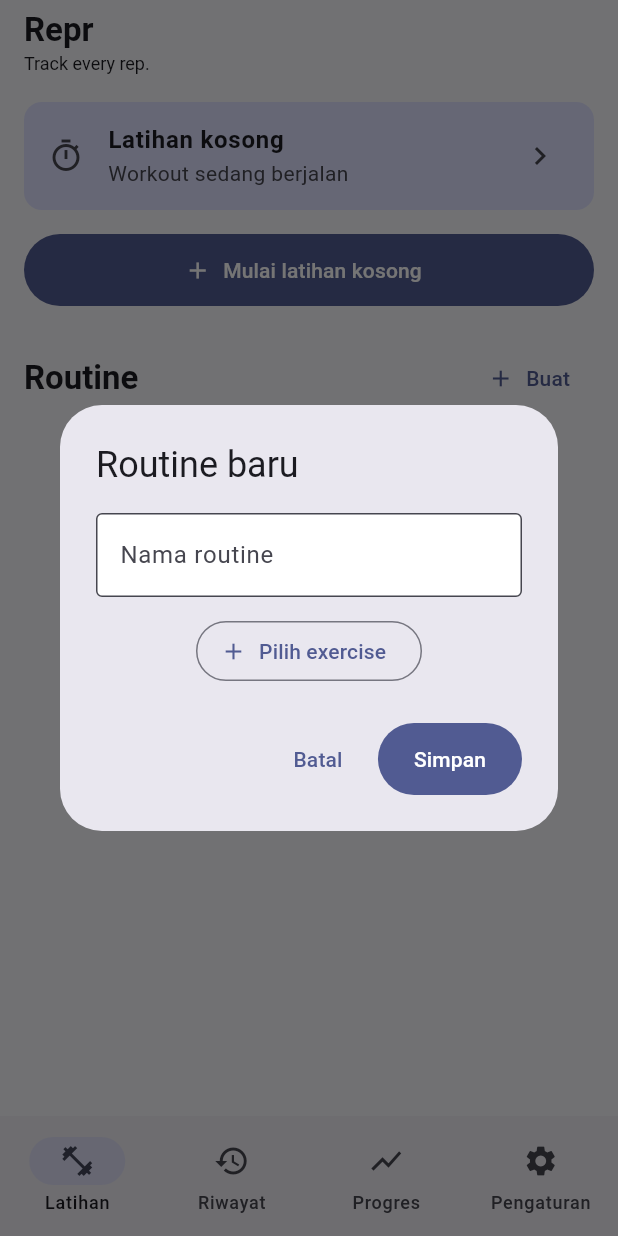
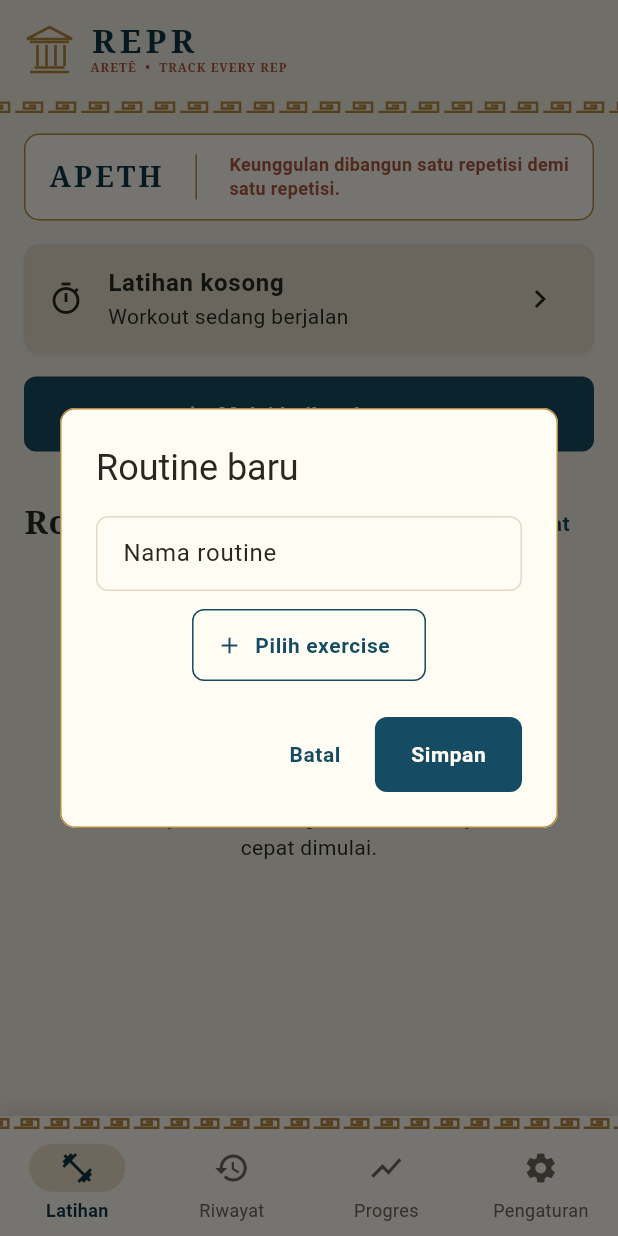
Before and after one commit to demmagence/repr, a Flutter app: the screen it shows after launch, after a tap on "Mulai latihan kosong", after a tap on "Buat", on a phone screen of 412 x 824 dp. Run offline on Flutter 3.47's test engine with Material 3 defaults, Android fonts, the phone set to English and light mode, and no system bars; our stand-ins replace drift, drift_flutter, file_picker, fl_chart, flutter_local_notifications, flutter_riverpod and 2 more; accounts and stored records are empty; generated files the repository leaves out were written again.

Commit message:
feat: add Greek-inspired visual theme

```diff
--- a/lib/app.dart
+++ b/lib/app.dart
@@ -2,6 +2,7 @@ import 'package:flutter/material.dart';
 import 'package:flutter_riverpod/flutter_riverpod.dart';
 import 'package:go_router/go_router.dart';
 
+import 'core/greek_theme.dart';
 import 'core/notification_service.dart';
 import 'data/database.dart';
 import 'features/screens.dart';
@@ -83,33 +84,11 @@ class ReprApp extends ConsumerWidget {
   const ReprApp({super.key});
   @override
   Widget build(BuildContext context, WidgetRef ref) {
-    final colorScheme = ColorScheme.fromSeed(
-      seedColor: const Color(0xFF3F51B5),
-      brightness: Brightness.light,
-      surface: const Color(0xFFF7F7FA),
-    );
     return MaterialApp.router(
       title: 'Repr',
       debugShowCheckedModeBanner: false,
       routerConfig: ref.watch(routerProvider),
-      theme: ThemeData(
-        useMaterial3: true,
-        colorScheme: colorScheme,
-        scaffoldBackgroundColor: const Color(0xFFF7F7FA),
-        inputDecorationTheme: const InputDecorationTheme(
-          filled: true,
-          fillColor: Colors.white,
-          border: OutlineInputBorder(),
-        ),
-        cardTheme: const CardThemeData(
-          elevation: 0,
-          color: Colors.white,
-          margin: EdgeInsets.zero,
-        ),
-        filledButtonTheme: FilledButtonThemeData(
-          style: FilledButton.styleFrom(minimumSize: const Size(48, 48)),
-        ),
-      ),
+      theme: buildGreekTheme(),
     );
   }
 }
@@ -120,19 +99,48 @@ class AppShell extends StatelessWidget {
   @override
   Widget build(BuildContext context) => Scaffold(
     body: shell,
-    bottomNavigationBar: NavigationBar(
+    bottomNavigationBar: DecoratedBox(
+      decoration: const BoxDecoration(
+        color: GreekPalette.ivory,
+        boxShadow: [
+          BoxShadow(
+            color: Color(0x24272821),
+            blurRadius: 12,
+            offset: Offset(0, -2),
+          ),
+        ],
+      ),
+      child: Column(
+        mainAxisSize: MainAxisSize.min,
+        children: [
+          const GreekKeyBorder(height: 10),
+          NavigationBar(
             selectedIndex: shell.currentIndex,
-      onDestinationSelected: (index) =>
-          shell.goBranch(index, initialLocation: index == shell.currentIndex),
+            onDestinationSelected: (index) => shell.goBranch(
+              index,
+              initialLocation: index == shell.currentIndex,
+            ),
             destinations: const [
               NavigationDestination(
                 icon: Icon(Icons.fitness_center),
                 label: 'Latihan',
               ),
-        NavigationDestination(icon: Icon(Icons.history), label: 'Riwayat'),
-        NavigationDestination(icon: Icon(Icons.show_chart), label: 'Progres'),
-        NavigationDestination(icon: Icon(Icons.settings), label: 'Pengaturan'),
+              NavigationDestination(
+                icon: Icon(Icons.history),
+                label: 'Riwayat',
+              ),
+              NavigationDestination(
+                icon: Icon(Icons.show_chart),
+                label: 'Progres',
+              ),
+              NavigationDestination(
+                icon: Icon(Icons.settings),
+                label: 'Pengaturan',
+              ),
             ],
+          ),
+        ],
+      ),
     ),
   );
 }
--- /dev/null
+++ b/lib/core/greek_theme.dart
@@ -0,0 +1,348 @@
+import 'package:flutter/material.dart';
+
+abstract final class GreekPalette {
+  static const marble = Color(0xFFF4EFE4);
+  static const ivory = Color(0xFFFFFCF4);
+  static const aegean = Color(0xFF164C63);
+  static const aegeanDeep = Color(0xFF0C3446);
+  static const terracotta = Color(0xFFAD593B);
+  static const antiqueGold = Color(0xFFB58A3B);
+  static const olive = Color(0xFF64704A);
+  static const ink = Color(0xFF272821);
+  static const limestone = Color(0xFFE4DAC7);
+}
+
+ThemeData buildGreekTheme() {
+  const scheme = ColorScheme.light(
+    primary: GreekPalette.aegean,
+    onPrimary: GreekPalette.ivory,
+    primaryContainer: Color(0xFFDCE8E8),
+    onPrimaryContainer: GreekPalette.aegeanDeep,
+    secondary: GreekPalette.terracotta,
+    onSecondary: GreekPalette.ivory,
+    secondaryContainer: Color(0xFFF2DCD1),
+    onSecondaryContainer: Color(0xFF592718),
+    tertiary: GreekPalette.antiqueGold,
+    onTertiary: GreekPalette.ink,
+    tertiaryContainer: Color(0xFFF2E4BC),
+    onTertiaryContainer: Color(0xFF45330D),
+    error: Color(0xFF9D382F),
+    onError: Colors.white,
+    surface: GreekPalette.ivory,
+    onSurface: GreekPalette.ink,
+    outline: Color(0xFF9D8B6E),
+    outlineVariant: GreekPalette.limestone,
+    shadow: Color(0x33272821),
+  );
+  final base = ThemeData(useMaterial3: true, colorScheme: scheme);
+  final serif = base.textTheme.apply(
+    bodyColor: GreekPalette.ink,
+    displayColor: GreekPalette.ink,
+  );
+  return base.copyWith(
+    scaffoldBackgroundColor: GreekPalette.marble,
+    textTheme: serif.copyWith(
+      headlineLarge: serif.headlineLarge?.copyWith(
+        fontFamily: 'serif',
+        fontWeight: FontWeight.w700,
+        letterSpacing: 1.2,
+      ),
+      headlineMedium: serif.headlineMedium?.copyWith(
+        fontFamily: 'serif',
+        fontWeight: FontWeight.w700,
+        letterSpacing: .8,
+      ),
+      titleLarge: serif.titleLarge?.copyWith(
+        fontFamily: 'serif',
+        fontWeight: FontWeight.w700,
+        letterSpacing: .5,
+      ),
+      titleMedium: serif.titleMedium?.copyWith(fontWeight: FontWeight.w700),
+      labelLarge: serif.labelLarge?.copyWith(
+        fontWeight: FontWeight.w700,
+        letterSpacing: .4,
+      ),
+    ),
+    appBarTheme: const AppBarTheme(
+      elevation: 0,
+      scrolledUnderElevation: 0,
+      backgroundColor: GreekPalette.marble,
+      foregroundColor: GreekPalette.aegeanDeep,
+      surfaceTintColor: Colors.transparent,
+      centerTitle: false,
+      titleTextStyle: TextStyle(
+        color: GreekPalette.aegeanDeep,
+        fontFamily: 'serif',
+        fontSize: 21,
+        fontWeight: FontWeight.w700,
+        letterSpacing: .8,
+      ),
+    ),
+    cardTheme: const CardThemeData(
+      elevation: 1,
+      shadowColor: Color(0x25272821),
+      color: GreekPalette.ivory,
+      surfaceTintColor: Colors.transparent,
+      margin: EdgeInsets.zero,
+      shape: RoundedRectangleBorder(
+        borderRadius: BorderRadius.all(Radius.circular(10)),
+        side: BorderSide(color: GreekPalette.limestone),
+      ),
+    ),
+    inputDecorationTheme: const InputDecorationTheme(
+      filled: true,
+      fillColor: GreekPalette.ivory,
+      contentPadding: EdgeInsets.symmetric(horizontal: 14, vertical: 13),
+      border: OutlineInputBorder(
+        borderRadius: BorderRadius.all(Radius.circular(8)),
+        borderSide: BorderSide(color: GreekPalette.limestone),
+      ),
+      enabledBorder: OutlineInputBorder(
+        borderRadius: BorderRadius.all(Radius.circular(8)),
+        borderSide: BorderSide(color: GreekPalette.limestone),
+      ),
+      focusedBorder: OutlineInputBorder(
+        borderRadius: BorderRadius.all(Radius.circular(8)),
+        borderSide: BorderSide(color: GreekPalette.aegean, width: 1.6),
+      ),
+    ),
+    navigationBarTheme: NavigationBarThemeData(
+      height: 70,
+      elevation: 0,
+      backgroundColor: GreekPalette.ivory,
+      surfaceTintColor: Colors.transparent,
+      indicatorColor: GreekPalette.antiqueGold.withValues(alpha: .24),
+      iconTheme: WidgetStateProperty.resolveWith(
+        (states) => IconThemeData(
+          color: states.contains(WidgetState.selected)
+              ? GreekPalette.aegeanDeep
+              : const Color(0xFF6E695E),
+        ),
+      ),
+      labelTextStyle: WidgetStateProperty.resolveWith(
+        (states) => TextStyle(
+          color: states.contains(WidgetState.selected)
+              ? GreekPalette.aegeanDeep
+              : const Color(0xFF6E695E),
+          fontWeight: states.contains(WidgetState.selected)
+              ? FontWeight.w700
+              : null,
+          fontSize: 12,
+        ),
+      ),
+    ),
+    filledButtonTheme: FilledButtonThemeData(
+      style: FilledButton.styleFrom(
+        minimumSize: const Size(48, 50),
+        shape: RoundedRectangleBorder(borderRadius: BorderRadius.circular(8)),
+        textStyle: const TextStyle(
+          fontWeight: FontWeight.w700,
+          letterSpacing: .4,
+        ),
+      ),
+    ),
+    outlinedButtonTheme: OutlinedButtonThemeData(
+      style: OutlinedButton.styleFrom(
+        minimumSize: const Size(48, 48),
+        side: const BorderSide(color: GreekPalette.aegean),
+        shape: RoundedRectangleBorder(borderRadius: BorderRadius.circular(8)),
+      ),
+    ),
+    dialogTheme: const DialogThemeData(
+      backgroundColor: GreekPalette.ivory,
+      surfaceTintColor: Colors.transparent,
+      shape: RoundedRectangleBorder(
+        borderRadius: BorderRadius.all(Radius.circular(10)),
+        side: BorderSide(color: GreekPalette.antiqueGold),
+      ),
+    ),
+    popupMenuTheme: const PopupMenuThemeData(
+      color: GreekPalette.ivory,
+      surfaceTintColor: Colors.transparent,
+    ),
+    dividerTheme: const DividerThemeData(
+      color: GreekPalette.limestone,
+      thickness: 1,
+    ),
+    chipTheme: base.chipTheme.copyWith(
+      backgroundColor: GreekPalette.ivory,
+      selectedColor: const Color(0xFFDCE8E8),
+      side: const BorderSide(color: GreekPalette.limestone),
+      shape: RoundedRectangleBorder(borderRadius: BorderRadius.circular(7)),
+    ),
+  );
+}
+
+class GreekKeyBorder extends StatelessWidget {
+  const GreekKeyBorder({this.height = 12, this.color, super.key});
+
+  final double height;
+  final Color? color;
+
+  @override
+  Widget build(BuildContext context) => ExcludeSemantics(
+    child: SizedBox(
+      width: double.infinity,
+      height: height,
+      child: CustomPaint(
+        painter: _GreekKeyPainter(
+          color: color ?? Theme.of(context).colorScheme.tertiary,
+        ),
+      ),
+    ),
+  );
+}
+
+class _GreekKeyPainter extends CustomPainter {
+  const _GreekKeyPainter({required this.color});
+  final Color color;
+
+  @override
+  void paint(Canvas canvas, Size size) {
+    final stroke = Paint()
+      ..color = color
+      ..style = PaintingStyle.stroke
+      ..strokeWidth = 1.6
+      ..strokeCap = StrokeCap.square
+      ..strokeJoin = StrokeJoin.miter;
+    final unit = size.height;
+    final path = Path();
+    for (double x = -unit; x < size.width + unit; x += unit * 2) {
+      path
+        ..moveTo(x, size.height * .78)
+        ..lineTo(x + unit * 1.55, size.height * .78)
+        ..lineTo(x + unit * 1.55, size.height * .22)
+        ..lineTo(x + unit * .45, size.height * .22)
+        ..lineTo(x + unit * .45, size.height * .58)
+        ..lineTo(x + unit * 1.12, size.height * .58)
+        ..lineTo(x + unit * 1.12, size.height * .4)
+        ..lineTo(x + unit * .82, size.height * .4);
+    }
+    canvas.drawPath(path, stroke);
+  }
+
+  @override
+  bool shouldRepaint(covariant _GreekKeyPainter oldDelegate) =>
+      oldDelegate.color != color;
+}
+
+class GreekBrandMark extends StatelessWidget {
+  const GreekBrandMark({super.key});
+
+  @override
+  Widget build(BuildContext context) => Row(
+    mainAxisSize: MainAxisSize.min,
+    children: [
+      const SizedBox(
+        width: 34,
+        height: 34,
+        child: CustomPaint(painter: _TemplePainter()),
+      ),
+      const SizedBox(width: 10),
+      Column(
+        mainAxisSize: MainAxisSize.min,
+        crossAxisAlignment: CrossAxisAlignment.start,
+        children: [
+          Text(
+            'REPR',
+            style: Theme.of(context).textTheme.titleLarge?.copyWith(
+              color: GreekPalette.aegeanDeep,
+              letterSpacing: 2.8,
+              height: 1,
+            ),
+          ),
+          const SizedBox(height: 3),
+          const Text(
+            'ARETĒ  •  TRACK EVERY REP',
+            style: TextStyle(
+              color: GreekPalette.terracotta,
+              fontSize: 8,
+              fontWeight: FontWeight.w700,
+              letterSpacing: .7,
+            ),
+          ),
+        ],
+      ),
+    ],
+  );
+}
+
+class GreekMottoBanner extends StatelessWidget {
+  const GreekMottoBanner({super.key});
+
+  @override
+  Widget build(BuildContext context) => DecoratedBox(
+    decoration: BoxDecoration(
+      color: GreekPalette.ivory,
+      borderRadius: BorderRadius.circular(10),
+      border: Border.all(color: GreekPalette.antiqueGold),
+    ),
+    child: const Padding(
+      padding: EdgeInsets.symmetric(horizontal: 16, vertical: 13),
+      child: Row(
+        children: [
+          Text(
+            'ΑΡΕΤΗ',
+            style: TextStyle(
+              color: GreekPalette.aegeanDeep,
+              fontFamily: 'serif',
+              fontSize: 19,
+              fontWeight: FontWeight.w700,
+              letterSpacing: 2,
+            ),
+          ),
+          SizedBox(width: 14),
+          SizedBox(
+            height: 30,
+            child: VerticalDivider(color: GreekPalette.antiqueGold),
+          ),
+          SizedBox(width: 14),
+          Expanded(
+            child: Text(
+              'Keunggulan dibangun satu repetisi demi satu repetisi.',
+              style: TextStyle(
+                color: GreekPalette.terracotta,
+                fontSize: 12,
+                fontWeight: FontWeight.w600,
+                height: 1.3,
+              ),
+            ),
+          ),
+        ],
+      ),
+    ),
+  );
+}
+
+class _TemplePainter extends CustomPainter {
+  const _TemplePainter();
+
+  @override
+  void paint(Canvas canvas, Size size) {
+    final paint = Paint()
+      ..color = GreekPalette.antiqueGold
+      ..style = PaintingStyle.stroke
+      ..strokeWidth = 1.8
+      ..strokeJoin = StrokeJoin.miter;
+    final path = Path()
+      ..moveTo(2, 10)
+      ..lineTo(size.width / 2, 2)
+      ..lineTo(size.width - 2, 10)
+      ..close()
+      ..moveTo(4, 12)
+      ..lineTo(size.width - 4, 12)
+      ..moveTo(7, 29)
+      ..lineTo(size.width - 7, 29)
+      ..moveTo(4, 32)
+      ..lineTo(size.width - 4, 32);
+    for (final x in [9.0, 15.0, 21.0, 27.0]) {
+      path
+        ..moveTo(x, 14)
+        ..lineTo(x, 28);
+    }
+    canvas.drawPath(path, paint);
+  }
+
+  @override
+  bool shouldRepaint(covariant CustomPainter oldDelegate) => false;
+}
--- a/lib/features/screens.dart
+++ b/lib/features/screens.dart
@@ -9,6 +9,7 @@ import 'package:intl/intl.dart';
 
 import '../app.dart';
 import '../core/backup_service.dart';
+import '../core/greek_theme.dart';
 import '../core/metrics.dart';
 import '../data/database.dart';
 
@@ -97,20 +98,21 @@ class TrainingScreen extends ConsumerWidget {
     final routines = ref.watch(routinesProvider);
     return Scaffold(
       appBar: AppBar(
-        title: const Column(
-          crossAxisAlignment: CrossAxisAlignment.start,
-          children: [
-            Text('Repr', style: TextStyle(fontWeight: FontWeight.bold)),
-            Text('Track every rep.', style: TextStyle(fontSize: 12)),
-          ],
+        toolbarHeight: 66,
+        title: const GreekBrandMark(),
+        bottom: const PreferredSize(
+          preferredSize: Size.fromHeight(11),
+          child: GreekKeyBorder(height: 11),
         ),
       ),
       body: ListView(
         padding: pagePadding,
         children: [
+          const GreekMottoBanner(),
+          const SizedBox(height: 16),
           if (active != null) ...[
             Card(
-              color: Theme.of(context).colorScheme.primaryContainer,
+              color: const Color(0xFFE7DFCA),
               child: ListTile(
                 minTileHeight: 72,
                 leading: const Icon(Icons.timer_outlined),
@@ -170,6 +172,8 @@ class TrainingScreen extends ConsumerWidget {
                               child: ListTile(
                                 minTileHeight: 72,
                                 leading: CircleAvatar(
+                                  backgroundColor: GreekPalette.aegean,
+                                  foregroundColor: GreekPalette.ivory,
                                   child: Text(
                                     routine.name.substring(0, 1).toUpperCase(),
                                   ),
@@ -262,6 +266,10 @@ class _ExercisePickerState extends State<_ExercisePicker> {
     return Scaffold(
       appBar: AppBar(
         title: const Text('Pilih exercise'),
+        bottom: const PreferredSize(
+          preferredSize: Size.fromHeight(9),
+          child: GreekKeyBorder(height: 9),
+        ),
         actions: widget.multiple
             ? [
                 TextButton(
@@ -528,13 +536,17 @@ class _WorkoutScreenState extends ConsumerState<WorkoutScreen> {
                   ],
                 ),
               ],
+              bottom: const PreferredSize(
+                preferredSize: Size.fromHeight(9),
+                child: GreekKeyBorder(height: 9),
+              ),
             ),
             body: Column(
               children: [
                 if (rest != null && !rest.isNegative)
                   Container(
                     width: double.infinity,
-                    color: Theme.of(context).colorScheme.primaryContainer,
+                    color: const Color(0xFFE7DFCA),
                     padding: const EdgeInsets.symmetric(
                       horizontal: 16,
                       vertical: 10,
@@ -776,7 +788,7 @@ class SetInputRow extends ConsumerWidget {
               child: CircleAvatar(
                 radius: 15,
                 backgroundColor: set.completed
-                    ? const Color(0xFF2E7D32)
+                    ? GreekPalette.olive
                     : Theme.of(context).colorScheme.secondaryContainer,
                 foregroundColor: set.completed ? Colors.white : null,
                 child: Text(switch (set.type) {
@@ -876,6 +888,10 @@ class HistoryScreen extends ConsumerWidget {
         title: const Text(
           'Riwayat',
           style: TextStyle(fontWeight: FontWeight.bold),
+        ),
+        bottom: const PreferredSize(
+          preferredSize: Size.fromHeight(9),
+          child: GreekKeyBorder(height: 9),
         ),
       ),
       body: history.when(
@@ -1010,6 +1026,10 @@ class HistoryDetailScreen extends ConsumerWidget {
               ],
             ),
           ],
+          bottom: const PreferredSize(
+            preferredSize: Size.fromHeight(9),
+            child: GreekKeyBorder(height: 9),
+          ),
         ),
         body: FutureBuilder<List<WorkoutExerciseView>>(
           future: ref.read(databaseProvider).getWorkoutExercises(id),
@@ -1167,6 +1187,10 @@ class _ProgressScreenState extends ConsumerState<ProgressScreen> {
         title: const Text(
           'Progres',
           style: TextStyle(fontWeight: FontWeight.bold),
+        ),
+        bottom: const PreferredSize(
+          preferredSize: Size.fromHeight(9),
+          child: GreekKeyBorder(height: 9),
         ),
       ),
       body: ListView(
@@ -1519,6 +1543,10 @@ class _SettingsScreenState extends ConsumerState<SettingsScreen> {
           'Pengaturan',
           style: TextStyle(fontWeight: FontWeight.bold),
         ),
+        bottom: const PreferredSize(
+          preferredSize: Size.fromHeight(9),
+          child: GreekKeyBorder(height: 9),
+        ),
       ),
       body: !loaded
           ? const Center(child: CircularProgressIndicator())
```
Also changed, not shown: 1 other file. Lines whose indentation alone changed are shown as unchanged.
